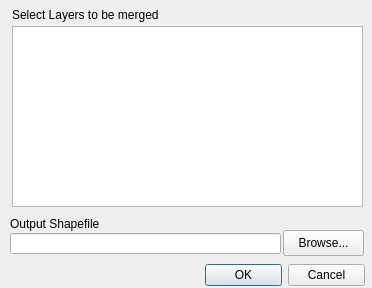
Old version of the form forms/hcmgis_merge_form.ui in the repository thangqd/HCMGIS.
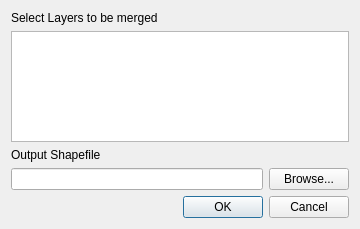
New version of the form.

```diff
--- a/forms/hcmgis_merge_form.ui
+++ b/forms/hcmgis_merge_form.ui
@@ -12,8 +12,8 @@
    <rect>
     <x>0</x>
     <y>0</y>
-    <width>372</width>
-    <height>288</height>
+    <width>360</width>
+    <height>229</height>
    </rect>
   </property>
   <property name="mouseTracking">
@@ -22,44 +22,32 @@
   <property name="windowTitle">
    <string>Merge Layers</string>
   </property>
-  <widget class="QDialogButtonBox" name="buttonBox">
-   <property name="geometry">
-    <rect>
-     <x>205</x>
-     <y>262</y>
-     <width>160</width>
-     <height>26</height>
-    </rect>
-   </property>
-   <property name="orientation">
-    <enum>Qt::Horizontal</enum>
-   </property>
-   <property name="standardButtons">
-    <set>QDialogButtonBox::Cancel|QDialogButtonBox::Ok</set>
-   </property>
-  </widget>
+  <layout class="QVBoxLayout" name="verticalLayout">
+   <item>
+    <widget class="QLabel" name="label_4">
+     <property name="text">
+      <string>Select Layers to be merged</string>
+     </property>
+    </widget>
+   </item>
+   <item>
+    <widget class="QListWidget" name="sourcelayers">
+     <property name="selectionMode">
+      <enum>QAbstractItemView::ExtendedSelection</enum>
+     </property>
+    </widget>
+   </item>
+   <item>
   <widget class="QLabel" name="label">
-   <property name="geometry">
-    <rect>
-     <x>10</x>
-     <y>213</y>
-     <width>121</width>
-     <height>22</height>
-    </rect>
-   </property>
    <property name="text">
     <string>Output Shapefile</string>
    </property>
   </widget>
+   </item>
+   <item>
+    <layout class="QGridLayout" name="gridLayout">
+     <item row="0" column="0">
   <widget class="QLineEdit" name="outfilename">
-   <property name="geometry">
-    <rect>
-     <x>10</x>
-     <y>233</y>
-     <width>271</width>
-     <height>21</height>
-    </rect>
-   </property>
    <property name="text">
     <string/>
    </property>
@@ -67,45 +55,27 @@
     <bool>false</bool>
    </property>
   </widget>
+     </item>
+     <item row="0" column="1">
   <widget class="QPushButton" name="browseoutfile">
-   <property name="geometry">
-    <rect>
-     <x>283</x>
-     <y>230</y>
-     <width>81</width>
-     <height>26</height>
-    </rect>
-   </property>
    <property name="text">
     <string>Browse...</string>
    </property>
   </widget>
-  <widget class="QLabel" name="label_4">
-   <property name="geometry">
-    <rect>
-     <x>12</x>
-     <y>4</y>
-     <width>351</width>
-     <height>22</height>
-    </rect>
-   </property>
-   <property name="text">
-    <string>Select Layers to be merged</string>
-   </property>
-  </widget>
-  <widget class="QListWidget" name="sourcelayers">
-   <property name="geometry">
-    <rect>
-     <x>12</x>
-     <y>26</y>
-     <width>351</width>
-     <height>181</height>
-    </rect>
-   </property>
-   <property name="selectionMode">
-    <enum>QAbstractItemView::ExtendedSelection</enum>
-   </property>
-  </widget>
+     </item>
+    </layout>
+   </item>
+   <item>
+    <widget class="QDialogButtonBox" name="buttonBox">
+     <property name="orientation">
+      <enum>Qt::Horizontal</enum>
+     </property>
+     <property name="standardButtons">
+      <set>QDialogButtonBox::Cancel|QDialogButtonBox::Ok</set>
+     </property>
+    </widget>
+   </item>
+  </layout>
  </widget>
  <tabstops>
   <tabstop>sourcelayers</tabstop>
```
Lines whose indentation alone changed are shown as unchanged.
